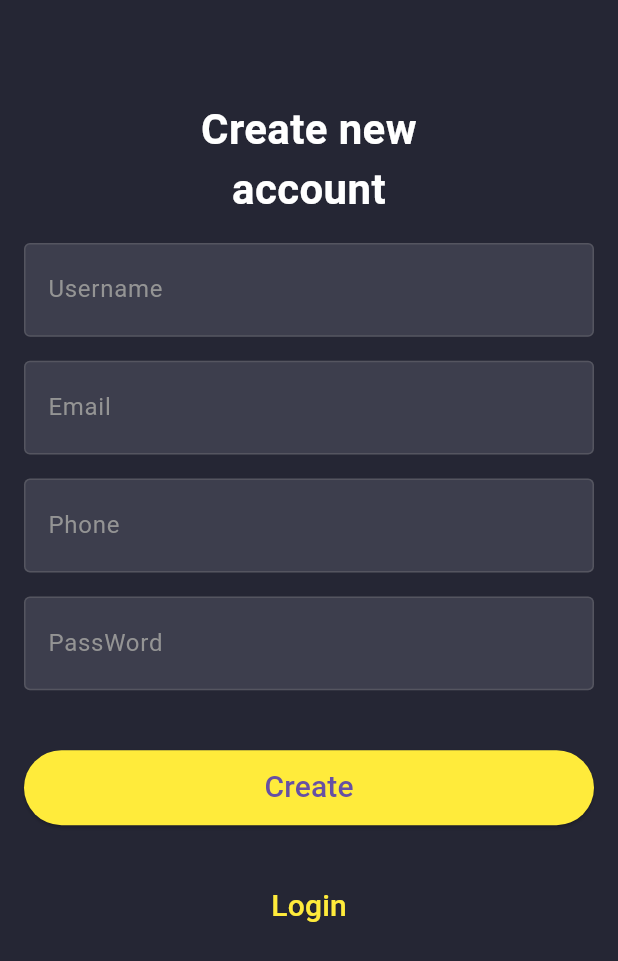
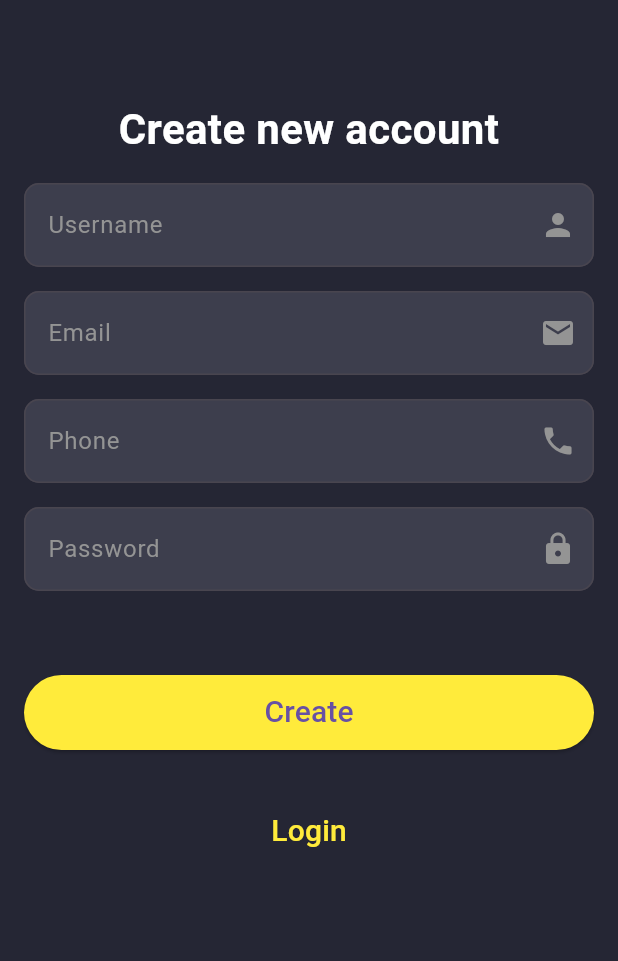
Before and after one commit to minhtrucit02/Cost-Management, a Flutter app: the HomeScreen screen opened directly, after a tap on the "exit to app" icon, after a tap on "Login", after a tap on "Create new account", on a phone screen of 412 x 824 dp. Shown: the top 961 px of the screen. Run offline on Flutter 3.47's test engine with Material 3 defaults, Android fonts, the phone set to English and light mode, and no system bars; our stand-ins replace cloud_firestore, firebase_auth, firebase_core, font_awesome_flutter; accounts and stored records are empty.

Commit message:
recent transaction list

```diff
--- a/lib/home/home_screen.dart
+++ b/lib/home/home_screen.dart
@@ -15,46 +15,51 @@ class HomeScreen extends StatefulWidget {
 
 class _HomeScreenState extends State<HomeScreen> {
   var isLogoutLoading = false;
-  final userId = FirebaseAuth.instance.currentUser!.uid;
+    String? userId;
 
-  // Check if user is authenticated on initial screen load
   @override
   void initState() {
     super.initState();
 
-    // Redirect to Login screen if no user is logged in
-    if (FirebaseAuth.instance.currentUser == null) {
+    final user = FirebaseAuth.instance.currentUser;
+
+    if (user  == null) {
+      WidgetsBinding.instance.addPostFrameCallback( (_){
         Navigator.pushReplacement(
           context,
           MaterialPageRoute(builder: (context) => const LoginView()),
         );
+      });
+    }
+    else {
+      userId = user.uid;
     }
   }
 
   // Logout function
-  logout() async {
+  Future<void> logout() async {
     setState(() {
-      isLogoutLoading = true;
+      isLogoutLoading =true;
     });
     await FirebaseAuth.instance.signOut();
 
+    if(mounted){
       Navigator.pushReplacement(
           context,
-      MaterialPageRoute(builder: (context) => const LoginView()),
-    );
-
+          MaterialPageRoute(builder: (context) => const LoginView()));
+    }
     setState(() {
       isLogoutLoading = false;
     });
   }
 
   // Show Add Transaction Form dialog
-  _dialoBuilder(BuildContext context) {
-    return showDialog(
+  void _dialoBuilder(BuildContext context) {
+    showDialog(
       context: context,
       builder: (context) {
-        return AlertDialog(
-          content: const AddTransactionForm(),
+        return const AlertDialog(
+          content: AddTransactionForm(),
         );
       },
     );
@@ -62,12 +67,16 @@ class _HomeScreenState extends State<HomeScreen> {
 
   @override
   Widget build(BuildContext context) {
+    if(userId == null){
+      return const Scaffold(
+        body: Center(child: CircularProgressIndicator()),
+      );
+    }
+
     return Scaffold(
       floatingActionButton: FloatingActionButton(
         backgroundColor: Colors.blue.shade900,
-        onPressed: () {
-          _dialoBuilder(context);
-        },
+        onPressed: () => _dialoBuilder(context),
         child: const Icon(
           Icons.add,
           color: Colors.white,
@@ -81,11 +90,16 @@ class _HomeScreenState extends State<HomeScreen> {
         ),
         actions: [
           IconButton(
-            onPressed: () {
-              logout();
-            },
+            onPressed: logout,
             icon: isLogoutLoading
-                ? const CircularProgressIndicator()
+                ? const SizedBox(
+              width: 20,
+              height: 20,
+              child: CircularProgressIndicator(
+                color: Colors.white,
+                strokeWidth: 2,
+              ),
+            )
                 : const Icon(Icons.exit_to_app, color: Colors.white),
           ),
         ],
@@ -95,7 +109,7 @@ class _HomeScreenState extends State<HomeScreen> {
         color: Colors.white,
         child: Column(
           children: [
-            HeroCard(userId: userId),
+            HeroCard(userId: userId!),
             const TransactionCard(),
           ],
         ),
--- a/lib/main.dart
+++ b/lib/main.dart
@@ -1,5 +1,4 @@
 import 'package:cost_management/home/dashboard.dart';
-import 'package:cost_management/home/brackground.dart';
 import 'package:cost_management/home/home_screen.dart';
 import 'package:cost_management/screens/login_screen.dart';
 import 'package:cost_management/screens/sign_up.dart';
@@ -31,7 +30,7 @@ class MyApp extends StatelessWidget {
             child: child!);
       },
       debugShowCheckedModeBanner: false,
-      home: LoginView(),
+      home: SignUpView(),
     );
   }
 }
--- a/lib/screens/login_screen.dart
+++ b/lib/screens/login_screen.dart
@@ -34,7 +34,6 @@ class LoginViewState extends State<LoginView> {
         isLoader = false;
       });
 
-      // After successful login, navigate to Dashboard
       Navigator.pushReplacement(
         context,
         MaterialPageRoute(builder: (context) => Dashboard()),
--- a/lib/screens/sign_up.dart
+++ b/lib/screens/sign_up.dart
@@ -1,12 +1,12 @@
-import 'package:cost_management/home/dashboard.dart';
+import 'package:cloud_firestore/cloud_firestore.dart';
 import 'package:cost_management/screens/login_screen.dart';
-import 'package:cost_management/services/auth_services.dart';
+import 'package:firebase_auth/firebase_auth.dart';
 import 'package:flutter/material.dart';
-import 'package:cost_management/utils/AppValidator.dart';
 
+import '../home/dashboard.dart';
 
-class SignUpView extends StatefulWidget{
-  SignUpView({super.key});
+class SignUpView extends StatefulWidget {
+  const SignUpView({super.key});
 
   @override
   State<SignUpView> createState() => _SignUpViewState();
@@ -14,37 +14,77 @@ class SignUpView extends StatefulWidget{
 
 class _SignUpViewState extends State<SignUpView> {
   final GlobalKey<FormState> _formKey = GlobalKey<FormState>();
-  final _userNameController = TextEditingController();
-  final _emailController = TextEditingController();
-  final _phoneController = TextEditingController();
-  final _pssswordController = TextEditingController();
-
-  var appValidator = AppValidator();
-  var authService = AuthService();
-  var isLoader = false;
+  final TextEditingController _userNameController = TextEditingController();
+  final TextEditingController _emailController = TextEditingController();
+  final TextEditingController _phoneController = TextEditingController();
+  final TextEditingController _passwordController = TextEditingController();
+  bool isLoading = false;
 
   Future<void> _submitForm() async {
-    if(_formKey.currentState!.validate()){
+    if (_formKey.currentState!.validate()) {
       setState(() {
-        isLoader = true;
+        isLoading = true;
       });
+
+      try {
+        UserCredential userCredential = await FirebaseAuth.instance.createUserWithEmailAndPassword(
+          email: _emailController.text.trim(),
+          password: _passwordController.text.trim(),
+        );
+
+        String userId = userCredential.user!.uid;
+
         var data = {
-        'username': _userNameController.text,
-        'email': _emailController.text,
-        'phone': _phoneController.text,
-        'password': _pssswordController.text,
+          'userId': userId,
+          'username': _userNameController.text.trim(),
+          'email': _emailController.text.trim(),
+          'phone': _phoneController.text.trim(),
           'remainingAmount': 0,
           'totalCredit': 0,
-        'totalDebit': 0
+          'totalDebit': 0,
+          'updateAt': FieldValue.serverTimestamp(),
         };
-      await authService.createUser(data, context);
+
+        await FirebaseFirestore.instance.collection("users").doc(userId).set(data);
+
+        // Clear fields
+        _userNameController.clear();
+        _emailController.clear();
+        _phoneController.clear();
+        _passwordController.clear();
+
+        Navigator.pushReplacement(
+          context,
+          MaterialPageRoute(builder: (context) => LoginView()),
+        );
+      } catch (e) {
+        // Specific error handling
+        if (e is FirebaseAuthException) {
+          if (e.code == 'email-already-in-use') {
+            ScaffoldMessenger.of(context).showSnackBar(
+              SnackBar(content: Text("The email is already registered.")),
+            );
+          } else if (e.code == 'weak-password') {
+            ScaffoldMessenger.of(context).showSnackBar(
+              SnackBar(content: Text("The password is too weak.")),
+            );
+          } else {
+            ScaffoldMessenger.of(context).showSnackBar(
+              SnackBar(content: Text("Error: ${e.message}")),
+            );
+          }
+        } else {
+          ScaffoldMessenger.of(context).showSnackBar(
+            SnackBar(content: Text("An unexpected error occurred.")),
+          );
+        }
+      }
+
       setState(() {
-        isLoader =false;
+        isLoading = false;
       });
     }
   }
-
-
   @override
   Widget build(BuildContext context) {
     return Scaffold(
@@ -55,125 +95,62 @@ class _SignUpViewState extends State<SignUpView> {
           key: _formKey,
           child: Column(
             children: [
-
-                SizedBox(
-                  height: 50.0,
-                ),
-
-                SizedBox(
-                  width: 250,
-                  child: Text(
+              SizedBox(height: 50.0),
+              Text(
                 "Create new account",
                 textAlign: TextAlign.center,
-                    style: TextStyle(
-                      color: Colors.white,
-                      fontSize: 28,
-                      fontWeight: FontWeight.bold
+                style: TextStyle(color: Colors.white, fontSize: 28, fontWeight: FontWeight.bold),
               ),
-                  ),
-                ),
-
-                SizedBox(
-                  height: 16.0,
-                ),
-
-                TextFormField(
-                  style: TextStyle(color: Colors.white),
-                  controller: _userNameController,
-                  autovalidateMode: AutovalidateMode.onUserInteraction,
-                  decoration: _buildInputDecoration("Username",Icons.person),
-                  validator: appValidator.validateUsername,
-                ),
-                SizedBox(
-                  height: 16.0,
-                ),
-
-                TextFormField(
-                  keyboardType: TextInputType.emailAddress,
-                  style: TextStyle(color: Colors.white),
-                  controller: _emailController,
-                  autovalidateMode: AutovalidateMode.onUserInteraction,
-                  decoration: _buildInputDecoration("Email",Icons.email),
-                  validator: appValidator.validateEmail,
-                ),
-                SizedBox(
-                  height: 16.0,
-                ),
-
-                TextFormField(
-                  keyboardType: TextInputType.phone,
-                  style: TextStyle(color: Colors.white),
-                  controller: _phoneController,
-                  autovalidateMode: AutovalidateMode.onUserInteraction,
-                  decoration: _buildInputDecoration("Phone",Icons.password),
-                  validator: appValidator.validatePhoneNumber,
-                ),
-                SizedBox(
-                  height: 16.0,
-
-                ),
-
-                TextFormField(
-
-                  style: TextStyle(color: Colors.white),
-                  controller: _pssswordController,
-                  autovalidateMode: AutovalidateMode.onUserInteraction,
-                  decoration: _buildInputDecoration("PassWord",Icons.password),
-                  validator: appValidator.validatePhoneNumber,
-                ),
-                SizedBox(
-                  height: 40.0,
-                ),
-
+              SizedBox(height: 16.0),
+              _buildTextField("Username", Icons.person, _userNameController),
+              _buildTextField("Email", Icons.email, _emailController),
+              _buildTextField("Phone", Icons.phone, _phoneController),
+              _buildTextField("Password", Icons.lock, _passwordController, isPassword: true),
+              SizedBox(height: 40.0),
               SizedBox(
                 height: 50,
                 width: double.infinity,
                 child: ElevatedButton(
-                      style: ElevatedButton.styleFrom(
-                        backgroundColor: Colors.yellow,
-                      ),
-                      onPressed: (){
-                        isLoader ? print("Loading") :_submitForm();
-                      },
-                      child:
-                          isLoader ?
-                          Center(child: CircularProgressIndicator()):
-                          Text('Create',style: TextStyle(fontSize: 20))
+                  style: ElevatedButton.styleFrom(backgroundColor: Colors.yellow),
+                  onPressed: isLoading ? null : _submitForm,
+                  child: isLoading
+                      ? Center(child: CircularProgressIndicator())
+                      : Text('Create', style: TextStyle(fontSize: 20)),
                 ),
               ),
-                SizedBox(
-                  height: 30.0,
-                ),
-
+              SizedBox(height: 30.0),
               TextButton(
                 onPressed: () {
-                      Navigator.push(
+                  Navigator.pushReplacement(
                       context,
-                        MaterialPageRoute(builder: (context) => LoginView()),
+                      MaterialPageRoute(builder: (context) => LoginView())
                   );
                 },
-                    child: Text("Login",style: TextStyle(color: Colors.yellow, fontSize: 20))),
-
+                child: Text("Login", style: TextStyle(color: Colors.yellow, fontSize: 20)),
+              ),
             ],
           ),
         ),
-        )
+      ),
     );
   }
 
-  InputDecoration _buildInputDecoration(String label, IconData suffixIcon){
-    return InputDecoration(
+  Widget _buildTextField(String label, IconData icon, TextEditingController controller, {bool isPassword = false}) {
+    return Padding(
+      padding: const EdgeInsets.only(bottom: 16.0),
+      child: TextFormField(
+        controller: controller,
+        obscureText: isPassword,
+        style: TextStyle(color: Colors.white),
+        decoration: InputDecoration(
           fillColor: Color(0xAA494A59),
-        enabledBorder: OutlineInputBorder(
-          borderSide: BorderSide(color: Color(0x45949494))),
-        focusedBorder: OutlineInputBorder(
-          borderSide: BorderSide(color: Colors.white)),
           filled: true,
+          labelText: label,
           labelStyle: TextStyle(color: Color(0xFF949494)),
-        labelText: label,
-        suffix: Icon(suffixIcon,
-          color: Color(0xFF949494),),
-        border: OutlineInputBorder(borderRadius: BorderRadius.circular(10.0))
+          suffixIcon: Icon(icon, color: Color(0xFF949494)),
+          border: OutlineInputBorder(borderRadius: BorderRadius.circular(10.0)),
+        ),
+      ),
     );
   }
 }
--- a/lib/widgets/card.dart
+++ b/lib/widgets/card.dart
@@ -6,31 +6,37 @@ class HeroCard extends StatelessWidget {
   const HeroCard({super.key, required this.userId});
 
   final String userId;
+
   @override
   Widget build(BuildContext context) {
-    final Stream<DocumentSnapshot> usersStream = FirebaseFirestore.instance
-        .collection('users').doc(userId).snapshots();
+    final usersStream = FirebaseFirestore.instance
+        .collection('users')
+        .doc(userId)
+        .snapshots();
+
     return StreamBuilder<DocumentSnapshot>(
-        stream: usersStream,
-        builder: (BuildContext context, AsyncSnapshot<DocumentSnapshot> snapshot){
-          if(snapshot.hasError){
-            return Text("Some thing went wrong");
-          }
-          if(!snapshot.hasData || !snapshot.data!.exists){
-            return const Text("Document does not exits");
-          }
-          if(snapshot.connectionState == ConnectionState.waiting){
-            return Text("Loading");
-          }
-          var data = snapshot.data!.data() as Map<String, dynamic>;
-          return Cards(
-            data: data,
-          );
+      stream: usersStream,
+      builder: (context, snapshot) {
+        if (snapshot.connectionState == ConnectionState.waiting) {
+          return const Center(child: CircularProgressIndicator());
         }
+
+        if (snapshot.hasError) {
+          return const Center(child: Text("Something went wrong"));
+        }
+
+        if (!snapshot.hasData || !snapshot.data!.exists) {
+          print(usersStream);
+          return const Center(child: Text("Document does not exist"));
+        }
+
+        final data = snapshot.data!.data() as Map<String, dynamic>;
+        return Cards(data: data);
+      },
     );
   }
+}
 
-}
 class Cards extends StatelessWidget{
   const Cards({super.key, required this.data});
 
@@ -114,7 +120,7 @@ class CardOne extends StatelessWidget {
               Column(
                 crossAxisAlignment: CrossAxisAlignment.start,
                 children: [
-                  Text("heading", style: TextStyle(color: color, fontSize: 15)),
+                  Text(heading, style: TextStyle(color: color, fontSize: 15)),
                   Text(
                     amount,
                     style: TextStyle(
--- a/lib/widgets/recent_transactions_list.dart
+++ b/lib/widgets/recent_transactions_list.dart
@@ -5,20 +5,27 @@ import 'package:flutter/material.dart';
 
 class RecentTransactionList extends StatelessWidget {
   RecentTransactionList({super.key});
-  final userId = FirebaseAuth.instance.currentUser!.uid;
+
+  final User? currentUser = FirebaseAuth.instance.currentUser;
 
   @override
   Widget build(BuildContext context) {
+    if (currentUser == null) {
+      return const Center(child: Text('User not logged in.'));
+    }
+
+    final userId = currentUser!.uid;
+
     return StreamBuilder<QuerySnapshot>(
       stream: FirebaseFirestore.instance
-          .collection('users')
-          .doc(userId)
           .collection('transactions')
+          .where('userId',isEqualTo: 'mtkwnlYnJTgtkdWQUXCxnLiJlR12')
           .orderBy('timestamp', descending: true)
           .snapshots(),
       builder: (BuildContext context, AsyncSnapshot<QuerySnapshot> snapshot) {
+
         if (snapshot.hasError) {
-          return const Center(child: Text('Something went wrong, please try again.'));
+          print('Error: ${snapshot.error}');
         }
 
         if (snapshot.connectionState == ConnectionState.waiting) {
@@ -26,18 +33,21 @@ class RecentTransactionList extends StatelessWidget {
         }
 
         if (!snapshot.hasData || snapshot.data!.docs.isEmpty) {
+
           return const Center(child: Text("No transactions found"));
         }
 
         var data = snapshot.data!.docs;
+
         return ListView.builder(
           shrinkWrap: true,
           itemCount: data.length,
           physics: const NeverScrollableScrollPhysics(),
           itemBuilder: (context, index) {
-            var cardData = data[index];
+            var cardData = data[index].data() as Map<String, dynamic>;
             return TranCard(data: cardData);
           },
+
         );
       },
     );
--- a/lib/widgets/tran_card.dart
+++ b/lib/widgets/tran_card.dart
@@ -4,10 +4,10 @@ import 'package:font_awesome_flutter/font_awesome_flutter.dart';
 
 
 class TranCard extends StatelessWidget {
-  TranCard({super.key, this.data});
+  TranCard({super.key, required this.data});
 
   var appIcons = AppIcons();
-  final dynamic data;
+  final Map<String, dynamic> data;
 
   @override
   Widget build(BuildContext context) {
@@ -30,7 +30,7 @@ class TranCard extends StatelessWidget {
         child: ListTile(
           minVerticalPadding: 10,
           contentPadding: EdgeInsets.symmetric(horizontal: 0.0, vertical: 0),
-          leading: Container(
+          leading: SizedBox(
             width: 70,
             height: 100,
             child: Container(
--- a/pubspec.yaml
+++ b/pubspec.yaml
@@ -36,6 +36,8 @@ dependencies:
   font_awesome_flutter: ^10.8.0
   uuid: ^4.5.1
   intl: ^0.20.2
+  path_provider: ^2.1.5
+  permission_handler: ^11.4.0
 
   # The following adds the Cupertino Icons font to your application.
   # Use with the CupertinoIcons class for iOS style icons.
```
Also changed, not shown: lib/home/transaction_screen.dart (+11 -2 lines), lib/services/db_test.dart (added, +46 -0 lines), lib/widgets/add_transaction_form.dart (+23 -18 lines), lib/home/background.dart (renamed from lib/home/brackground.dart), pubspec.lock, 4 other files. Lines whose indentation alone changed are shown as unchanged.
